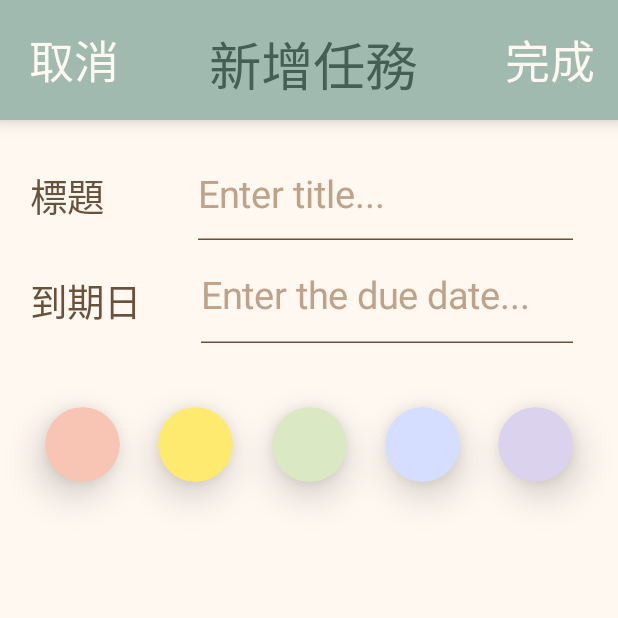
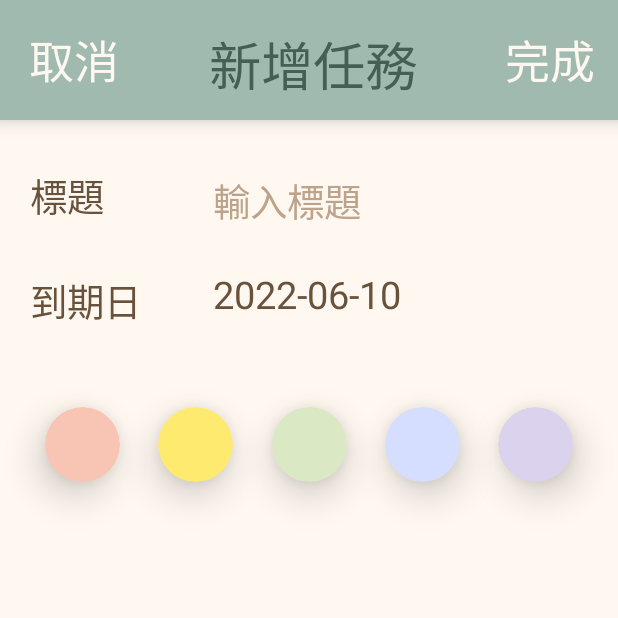
Before and after one commit to daichenwww/KirakuTODO, an Android app built with Jetpack Compose: the AddTaskScreen screen opened through its navigation route, on a phone screen of 412 x 824 dp, the top half of it. Run offline under Robolectric (Android 15) with nearby library versions, the light colour scheme and no system bars; our stand-ins replace Dagger/Hilt's generated code, Room's generated code.

Commit message:
加上日期相關功能

```diff
--- a/app/build.gradle
+++ b/app/build.gradle
@@ -10,7 +10,7 @@ android {
 
     defaultConfig {
         applicationId "com.plcoding.cleanarchitecturenoteapp"
-        minSdk 21
+        minSdk 26
         targetSdk 31
         versionCode 1
         versionName "1.0"
--- a/app/src/main/java/com/example/afinal/MainActivity.kt
+++ b/app/src/main/java/com/example/afinal/MainActivity.kt
@@ -14,7 +14,7 @@ import androidx.navigation.navArgument
 import com.example.afinal.feature_task.presentation.add_edit_task.AddTaskScreen
 import com.example.afinal.feature_task.presentation.add_edit_task.EditTaskScreen
 import com.example.afinal.feature_task.presentation.tasks.TasksScreen
-import com.example.afinal.feature_task.presentation.util.Screen
+import com.example.afinal.feature_task.presentation.common.util.Screen
 import dagger.hilt.android.AndroidEntryPoint
 
 
--- a/app/src/main/java/com/example/afinal/feature_task/domain/use_case/GetTasks.kt
+++ b/app/src/main/java/com/example/afinal/feature_task/domain/use_case/GetTasks.kt
@@ -8,5 +8,6 @@ import kotlinx.coroutines.flow.map
 class GetTasks (private val repository: TaskRepository) {
     operator fun invoke(): Flow<List<Task>> {
         return repository.getTasks().map { tasks -> tasks.sortedBy { it.dueDate }}
+        //TODO: also sorted by complete state
     }
 }
--- a/app/src/main/java/com/example/afinal/feature_task/presentation/add_edit_task/AddEditTaskEvent.kt
+++ b/app/src/main/java/com/example/afinal/feature_task/presentation/add_edit_task/AddEditTaskEvent.kt
@@ -5,8 +5,7 @@ import androidx.compose.ui.focus.FocusState
 sealed class AddEditTaskEvent {
     data class EnteredTitle(val value: String): AddEditTaskEvent()
     data class ChangeTitleFocus(val focusState: FocusState): AddEditTaskEvent()
-    data class EnteredDueDate(val value: String): AddEditTaskEvent()
-    data class ChangeDueDateFocus(val focusState: FocusState): AddEditTaskEvent()
+    data class ChangeDueDate(val dueDate:String): AddEditTaskEvent()
     data class ChangeColor(val color: Int): AddEditTaskEvent()
     data class DeleteTask(val taskId: Int?): AddEditTaskEvent()
     object SaveTask: AddEditTaskEvent()
--- a/app/src/main/java/com/example/afinal/feature_task/presentation/add_edit_task/AddEditTaskViewModel.kt
+++ b/app/src/main/java/com/example/afinal/feature_task/presentation/add_edit_task/AddEditTaskViewModel.kt
@@ -9,6 +9,7 @@ import androidx.lifecycle.viewModelScope
 import com.example.afinal.feature_task.domain.model.InvalidTaskException
 import com.example.afinal.feature_task.domain.model.Task
 import com.example.afinal.feature_task.domain.use_case.TaskUseCases
+import com.example.afinal.feature_task.presentation.common.util.getCurDate
 import dagger.hilt.android.lifecycle.HiltViewModel
 import kotlinx.coroutines.flow.MutableSharedFlow
 import kotlinx.coroutines.flow.asSharedFlow
@@ -22,14 +23,12 @@ class AddEditTaskViewModel @Inject constructor(
 ) : ViewModel() {
 
     private val _taskTitle = mutableStateOf(TextFieldState(
-        hint = "Enter title..."
+        hint = "輸入標題"
     ))
     val taskTitle: State<TextFieldState> = _taskTitle
 
-    private val _taskDueDate = mutableStateOf(TextFieldState(
-        hint = "Enter the due date..."
-    ))
-    val taskDueDate: State<TextFieldState> = _taskDueDate
+    private val _taskDueDate = mutableStateOf(getCurDate())
+    val taskDueDate: State<String> = _taskDueDate
 
     private val _taskColor = mutableStateOf(Task.taskColors.random().toArgb()) //TODO: choose the most frequently used?
     val taskColor: State<Int> = _taskColor
@@ -49,10 +48,7 @@ class AddEditTaskViewModel @Inject constructor(
                             text = task.title,
                             isHintVisible = false
                         )
-                        _taskDueDate.value = _taskDueDate.value.copy(
-                            text = task.dueDate,
-                            isHintVisible = false
-                        )
+                        _taskDueDate.value = task.dueDate
                         _taskColor.value = task.color
                     }
                 }
@@ -73,16 +69,8 @@ class AddEditTaskViewModel @Inject constructor(
                             taskTitle.value.text.isBlank()
                 )
             }
-            is AddEditTaskEvent.EnteredDueDate -> {
-                _taskDueDate.value = _taskDueDate.value.copy(
-                    text = event.value
-                )
-            }
-            is AddEditTaskEvent.ChangeDueDateFocus -> {
-                _taskDueDate.value = _taskDueDate.value.copy(
-                    isHintVisible = !event.focusState.isFocused &&
-                            _taskDueDate.value.text.isBlank()
-                )
+            is AddEditTaskEvent.ChangeDueDate -> {
+                _taskDueDate.value = event.dueDate
             }
             is AddEditTaskEvent.ChangeColor -> {
                 _taskColor.value = event.color
@@ -97,8 +85,7 @@ class AddEditTaskViewModel @Inject constructor(
                         taskUseCases.addTask(
                             Task(
                                 title = taskTitle.value.text,
-                                dueDate = taskDueDate.value.text,
-                                // timestamp = System.currentTimeMillis(),
+                                dueDate = taskDueDate.value, //TODO: update to here
                                 color = taskColor.value,
                                 id = currentTaskId
                             )
--- a/app/src/main/java/com/example/afinal/feature_task/presentation/add_edit_task/components_and_utils/AddEditCommon.kt
+++ b/app/src/main/java/com/example/afinal/feature_task/presentation/add_edit_task/components/AddEditCommon.kt
@@ -1,5 +1,7 @@
-package com.example.afinal.feature_task.presentation.add_edit_task.components_and_utils
+package com.example.afinal.feature_task.presentation.add_edit_task.components
 
+import android.app.DatePickerDialog
+import android.widget.DatePicker
 import androidx.compose.foundation.layout.Arrangement
 import androidx.compose.foundation.background
 import androidx.compose.foundation.clickable
@@ -17,6 +19,7 @@ import androidx.compose.ui.Modifier
 import androidx.compose.ui.draw.clip
 import androidx.compose.ui.draw.shadow
 import androidx.compose.ui.graphics.toArgb
+import androidx.compose.ui.platform.LocalContext
 import androidx.compose.ui.text.style.TextAlign
 import androidx.compose.ui.unit.dp
 import androidx.hilt.navigation.compose.hiltViewModel
@@ -24,11 +27,11 @@ import androidx.navigation.NavController
 import com.example.afinal.feature_task.domain.model.Task
 import com.example.afinal.feature_task.presentation.add_edit_task.AddEditTaskEvent
 import com.example.afinal.feature_task.presentation.add_edit_task.AddEditTaskViewModel
-import com.example.afinal.feature_task.presentation.util.Screen
-import com.example.afinal.feature_task.presentation.add_edit_task.components_and_utils.TransparentHintTextField
-import com.example.afinal.feature_task.presentation.add_edit_task.components_and_utils.light_color_map
-import com.example.afinal.ui.theme.*
+import com.example.afinal.feature_task.presentation.common.util.Screen
+import com.example.afinal.feature_task.presentation.common.util.fillZero
+import com.example.afinal.feature_task.presentation.common.util.mapToLightColor
 import kotlinx.coroutines.flow.collectLatest
+import java.util.*
 
 @Composable
 
@@ -39,7 +42,29 @@ fun AddEditCommon(
 ) {
     val titleState = viewModel.taskTitle.value
     val dueDateState = viewModel.taskDueDate.value
+    val mDate = remember {mutableStateOf(dueDateState)}
     val taskId = viewModel.currentTaskId
+
+    val mContext = LocalContext.current
+
+    val mYear: Int
+    val mMonth: Int
+    val mDay: Int
+
+    val mCalendar = Calendar.getInstance()
+
+    mYear = mCalendar.get(Calendar.YEAR)
+    mMonth = mCalendar.get(Calendar.MONTH)
+    mDay = mCalendar.get(Calendar.DAY_OF_MONTH)
+
+    mCalendar.time = Date()
+
+    val mDatePickerDialog = DatePickerDialog(
+        mContext,
+        { _: DatePicker, mYear: Int, mMonth: Int, mDayOfMonth: Int ->
+            mDate.value = "$mYear-${mMonth+1}-$mDayOfMonth"
+        }, mYear, mMonth, mDay
+    )
 
     val scaffoldState = rememberScaffoldState()
 
@@ -49,6 +74,11 @@ fun AddEditCommon(
                 is AddEditTaskViewModel.UiEvent.SaveTask -> {
                     navController.navigateUp()
                 }
+                is AddEditTaskViewModel.UiEvent.ShowSnackbar -> {
+                    scaffoldState.snackbarHostState.showSnackbar(
+                        message = event.message
+                    )
+                }
             }
         }
     }
@@ -56,7 +86,9 @@ fun AddEditCommon(
         topBar = {
             BottomAppBar(
                 backgroundColor = MaterialTheme.colors.primary,
-                modifier = Modifier.fillMaxWidth().size(80.dp),
+                modifier = Modifier
+                    .fillMaxWidth()
+                    .size(80.dp),
             ) {
                 TextButton(
                     colors = ButtonDefaults.buttonColors(backgroundColor = MaterialTheme.colors.primary),
@@ -80,7 +112,9 @@ fun AddEditCommon(
                 )
                 TextButton(
                     colors = ButtonDefaults.buttonColors(backgroundColor = MaterialTheme.colors.primary),
-                    onClick = { viewModel.onEvent(AddEditTaskEvent.SaveTask) },
+                    onClick = {
+                        viewModel.onEvent(AddEditTaskEvent.ChangeDueDate(fillZero(mDate.value)))
+                        viewModel.onEvent(AddEditTaskEvent.SaveTask) },
                     modifier = Modifier
                         .size(100.dp, 60.dp)
                         .absoluteOffset(x = (5).dp)
@@ -95,10 +129,11 @@ fun AddEditCommon(
         },
         scaffoldState = scaffoldState
     ) {
-        Column() {
+        Column{
             Row(
                 modifier = Modifier
-                    .fillMaxWidth().size(80.dp)
+                    .fillMaxWidth()
+                    .size(80.dp)
                     .padding(top = 20.dp, start = 20.dp, end = 30.dp),
                 verticalAlignment = Alignment.CenterVertically,
                 horizontalArrangement = Arrangement.SpaceBetween
@@ -112,12 +147,8 @@ fun AddEditCommon(
                     modifier = Modifier.size(250.dp, 65.dp),
                     text = titleState.text,
                     hint = titleState.hint,
-                    onValueChange = {
-                        viewModel.onEvent(AddEditTaskEvent.EnteredTitle(it))
-                    },
-                    onFocusChange = {
-                        viewModel.onEvent(AddEditTaskEvent.ChangeTitleFocus(it))
-                    },
+                    onValueChange = { viewModel.onEvent(AddEditTaskEvent.EnteredTitle(it)) },
+                    onFocusChange = { viewModel.onEvent(AddEditTaskEvent.ChangeTitleFocus(it)) },
                     isHintVisible = titleState.isHintVisible,
                     singleLine = true,
                     textStyle = MaterialTheme.typography.body1
@@ -125,7 +156,8 @@ fun AddEditCommon(
             }
             Row(
                 modifier = Modifier
-                    .fillMaxWidth().size(80.dp)
+                    .fillMaxWidth()
+                    .size(80.dp)
                     .padding(start = 20.dp, end = 30.dp),
                 verticalAlignment = Alignment.CenterVertically,
                 horizontalArrangement = Arrangement.SpaceBetween
@@ -135,25 +167,34 @@ fun AddEditCommon(
                     color = MaterialTheme.colors.onSecondary,
                     style = MaterialTheme.typography.body1
                 )
-                Spacer(modifier = Modifier.width(40.dp))
-                TransparentHintTextField(
-                    modifier = Modifier.size(250.dp, 65.dp),
-                    text = dueDateState.text,
-                    hint = dueDateState.hint,
-                    onValueChange = {
-                        viewModel.onEvent(AddEditTaskEvent.EnteredDueDate(it))
-                    },
-                    onFocusChange = {
-                        viewModel.onEvent(AddEditTaskEvent.ChangeDueDateFocus(it))
-                    },
-                    isHintVisible = dueDateState.isHintVisible,
-                    textStyle = MaterialTheme.typography.body1
-                )
+
+                TextButton(
+                    modifier = Modifier.size(250.dp, 65.dp).padding(start = 40.dp,top = 7.dp),
+                    onClick = { mDatePickerDialog.show() },
+                    colors = ButtonDefaults.buttonColors(
+                        backgroundColor = MaterialTheme.colors.background,
+                        contentColor = MaterialTheme.colors.background,
+                    ),
+                    elevation = ButtonDefaults.elevation(
+                        defaultElevation = 0.dp,
+                        pressedElevation = 0.dp
+                    ),
+                ){
+                    Text(
+                        text = fillZero(mDate.value),
+                        modifier = Modifier.size(200.dp),
+                        textAlign = TextAlign.Left,
+                        color = MaterialTheme.colors.onSecondary,
+                        style = MaterialTheme.typography.body1
+                    )
+                }
+                Spacer(modifier = Modifier.width(50.dp))
             }
             Spacer(modifier = Modifier.height(16.dp))
             Row(
                 modifier = Modifier
-                    .fillMaxWidth().size(80.dp)
+                    .fillMaxWidth()
+                    .size(80.dp)
                     .padding(start = 30.dp, end = 30.dp),
                 verticalAlignment = Alignment.CenterVertically,
                 horizontalArrangement = Arrangement.SpaceBetween
@@ -165,18 +206,17 @@ fun AddEditCommon(
                             .size(50.dp)
                             .shadow(15.dp, CircleShape)
                             .clip(CircleShape)
-                            .background(
-                                ((if (viewModel.taskColor.value == colorInt) { color } else { light_color_map[color] })!!)
-                            )
-                            .clickable {
-                                viewModel.onEvent(AddEditTaskEvent.ChangeColor(colorInt))
-                            }
+                            .background(((if (viewModel.taskColor.value == colorInt) { color }
+                                  else { mapToLightColor[color] })!!))
+                            .clickable { viewModel.onEvent(AddEditTaskEvent.ChangeColor(colorInt)) }
                     )
                 }
             }
             if(!isAddPage) {
                 Column(
-                    modifier = Modifier.fillMaxWidth().fillMaxHeight(),
+                    modifier = Modifier
+                        .fillMaxWidth()
+                        .fillMaxHeight(),
                     verticalArrangement = Arrangement.Center,
                     horizontalAlignment = Alignment.CenterHorizontally
                 ) { TextButton(
--- a/app/src/main/java/com/example/afinal/feature_task/presentation/add_edit_task/components_and_utils/light_color_map.kt
+++ /dev/null
@@ -1,8 +0,0 @@
-package com.example.afinal.feature_task.presentation.add_edit_task.components_and_utils
-
-import com.example.afinal.ui.theme.*
-
-val light_color_map  = mapOf(
-    RedTag to LightRedTag, YellowTag to LightYellowTag, GreenTag to LightGreenTag,
-    BlueTag to LightBlueTag, PurpleTag to LightPurpleTag
-)
--- a/app/src/main/java/com/example/afinal/feature_task/presentation/add_edit_task/components_and_utils/TransparentHintTextField.kt
+++ b/app/src/main/java/com/example/afinal/feature_task/presentation/common/components/TransparentHintTextField.kt
@@ -1,10 +1,9 @@
-package com.example.afinal.feature_task.presentation.add_edit_task.components_and_utils
+package com.example.afinal.feature_task.presentation.add_edit_task.components
 
 import androidx.compose.foundation.layout.Box
-import androidx.compose.foundation.layout.fillMaxWidth
 import androidx.compose.foundation.layout.padding
-import androidx.compose.foundation.layout.size
 import androidx.compose.material.MaterialTheme
+import androidx.compose.material.MaterialTheme.colors
 import androidx.compose.material.Text
 import androidx.compose.material.TextField
 import androidx.compose.material.TextFieldDefaults
@@ -39,15 +38,16 @@ fun TransparentHintTextField(
             colors = TextFieldDefaults.textFieldColors(
                 backgroundColor = MaterialTheme.colors.background,
                 textColor = MaterialTheme.colors.onSecondary,
-                focusedIndicatorColor = MaterialTheme.colors.onSecondary,
-                unfocusedIndicatorColor = MaterialTheme.colors.onSecondary
+                cursorColor =  MaterialTheme.colors.onSecondary,
+                focusedIndicatorColor = MaterialTheme.colors.background,
+                unfocusedIndicatorColor = MaterialTheme.colors.background
             )
         )
         if(isHintVisible) {
             Text(
                 text = hint,
                 style = textStyle,
-                modifier = Modifier.padding(top = 15.dp),
+                modifier = Modifier.padding(start = 10.dp, top = 15.dp),
                 color = MaterialTheme.colors.secondary
             )
         }
--- a/app/src/main/java/com/example/afinal/feature_task/presentation/util/Screen.kt
+++ b/app/src/main/java/com/example/afinal/feature_task/presentation/common/util/Screen.kt
@@ -1,4 +1,4 @@
-package com.example.afinal.feature_task.presentation.util
+package com.example.afinal.feature_task.presentation.common.util
 
 sealed class Screen(val route: String) {
     object TasksScreen: Screen("tasks_screen")
--- /dev/null
+++ b/app/src/main/java/com/example/afinal/feature_task/presentation/common/util/color_map.kt
@@ -0,0 +1,18 @@
+package com.example.afinal.feature_task.presentation.common.util
+
+import androidx.compose.ui.graphics.Color
+import com.example.afinal.R
+import com.example.afinal.ui.theme.*
+
+val mapToLightColor  = mapOf(
+    RedTag to LightRedTag, YellowTag to LightYellowTag, GreenTag to LightGreenTag,
+    BlueTag to LightBlueTag, PurpleTag to LightPurpleTag
+)
+
+val mapToGraph = mapOf(
+    RedTag to R.drawable.tag_red,
+    YellowTag to R.drawable.tag_yellow,
+    GreenTag to R.drawable.tag_green,
+    BlueTag to R.drawable.tag_blue,
+    PurpleTag to R.drawable.tag_purple
+)
--- a/app/src/main/java/com/example/afinal/feature_task/presentation/tasks/TasksState.kt
+++ b/app/src/main/java/com/example/afinal/feature_task/presentation/tasks/TasksState.kt
@@ -3,5 +3,6 @@ package com.example.afinal.feature_task.presentation.tasks
 import com.example.afinal.feature_task.domain.model.Task
 
 data class TasksState(
-    val tasks: List<Task> = emptyList()
+    val tasks: List<Task> = emptyList(),
+    val grouped: Map<String, List<Task>> = emptyMap()
 )
--- a/app/src/main/java/com/example/afinal/feature_task/presentation/tasks/TasksViewModel.kt
+++ b/app/src/main/java/com/example/afinal/feature_task/presentation/tasks/TasksViewModel.kt
@@ -11,26 +11,30 @@ import kotlinx.coroutines.flow.launchIn
 import kotlinx.coroutines.flow.onEach
 import javax.inject.Inject
 
+
 @HiltViewModel
 class TasksViewModel @Inject constructor(
     private val taskUseCases: TaskUseCases
 ) : ViewModel() {
+
     private val _state = mutableStateOf(TasksState())
     val state: State<TasksState> = _state
+
+
 
     private var getTasksJob: Job? = null
 
     init {
         getTasks()
     }
-    // There's no onevent, cause there's no event now.
 
     private fun getTasks() {
         getTasksJob?.cancel()
         getTasksJob = taskUseCases.getTasks()
             .onEach { tasks ->
                 _state.value = state.value.copy(
-                    tasks = tasks
+                    tasks = tasks,
+                    grouped = tasks.groupBy{it.dueDate}
                 )
             }
             .launchIn(viewModelScope)
--- a/app/src/main/java/com/example/afinal/feature_task/presentation/tasks/component/TaskItem.kt
+++ b/app/src/main/java/com/example/afinal/feature_task/presentation/tasks/component/TaskItem.kt
@@ -7,12 +7,12 @@ import androidx.compose.material.Text
 import androidx.compose.runtime.Composable
 import androidx.compose.ui.Alignment
 import androidx.compose.ui.Modifier
+import androidx.compose.ui.graphics.Color
 import androidx.compose.ui.res.painterResource
-import androidx.compose.ui.text.style.TextAlign
 import androidx.compose.ui.text.style.TextOverflow
 import androidx.compose.ui.unit.dp
-import com.example.afinal.R
 import com.example.afinal.feature_task.domain.model.Task
+import com.example.afinal.feature_task.presentation.common.util.mapToGraph
 
 @Composable
 fun TaskItem(
@@ -25,7 +25,7 @@ fun TaskItem(
         verticalAlignment = Alignment.CenterVertically
     ) {
         Image(
-            painter = painterResource(id = R.drawable.tag_blue),
+            painter = painterResource(id = mapToGraph[Color(task.color)]!!),
             contentDescription = null
         )
         Spacer(modifier = Modifier.width(8.dp))
--- a/app/src/main/java/com/example/afinal/ui/theme/Theme.kt
+++ b/app/src/main/java/com/example/afinal/ui/theme/Theme.kt
@@ -2,6 +2,8 @@ package com.example.afinal.ui.theme
 
 import androidx.compose.foundation.isSystemInDarkTheme
 import androidx.compose.material.MaterialTheme
+import androidx.compose.material.MaterialTheme.colors
+import androidx.compose.material.Shapes
 import androidx.compose.material.darkColors
 import androidx.compose.material.lightColors
 import androidx.compose.runtime.Composable
```
Also changed, not shown: app/src/main/java/com/example/afinal/feature_task/presentation/add_edit_task/AddTaskScreen.kt (+1 -25 lines), app/src/main/java/com/example/afinal/feature_task/presentation/add_edit_task/EditTaskScreen.kt (+1 -25 lines), app/src/main/java/com/example/afinal/feature_task/presentation/common/util/DateInfo.kt (added, +64 -0 lines), app/src/main/java/com/example/afinal/feature_task/presentation/tasks/TasksScreen.kt (+1 -11 lines), app/src/main/java/com/example/afinal/feature_task/presentation/tasks/component/ListwithHeader.kt (+15 -9 lines).
